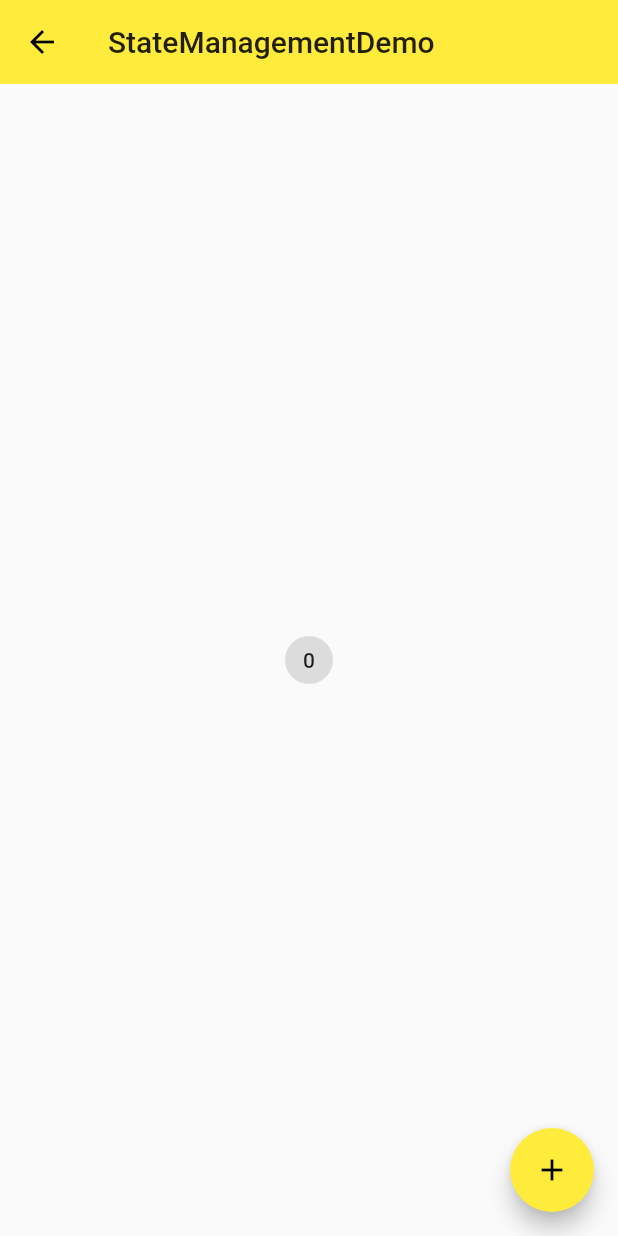
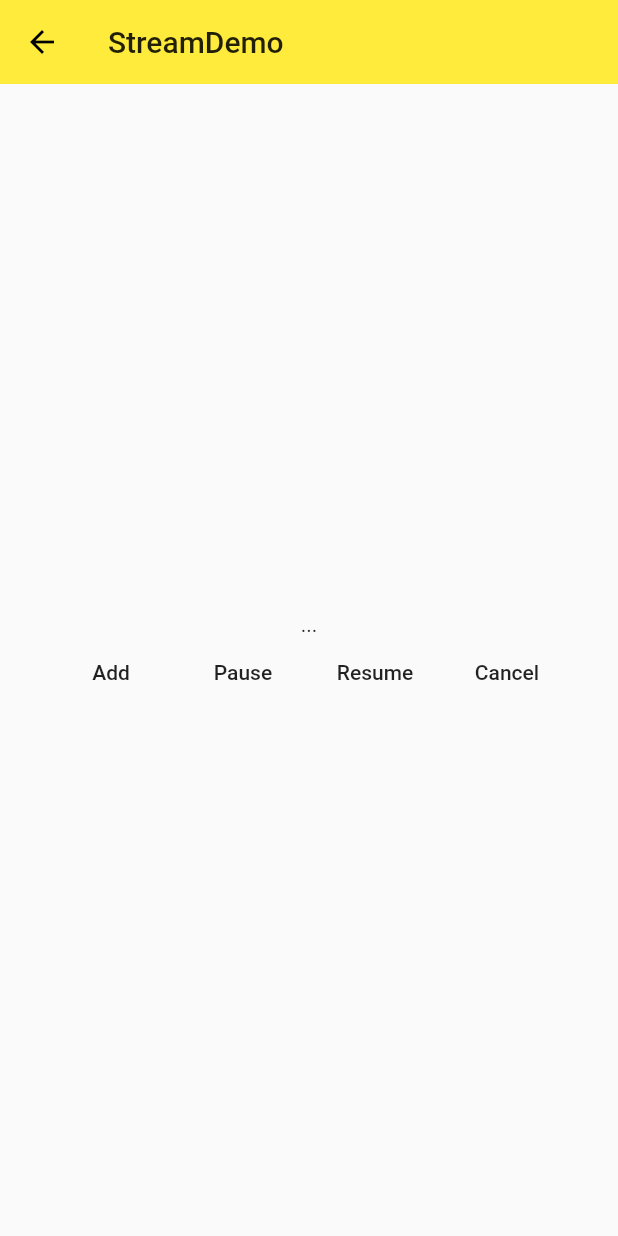
Before and after one commit to judastatus/helloflutter, a Flutter app: the screen it shows after launch, on a phone screen of 412 x 824 dp. Run offline on Flutter 3.47's test engine with Material 2 defaults, Android fonts, the phone set to English and light mode, and no system bars; missing offline and left inert: dart:ffi.

Commit message:
feat:stream

```diff
--- /dev/null
+++ b/lib/demo/stream/stream_demo.dart
@@ -0,0 +1,142 @@
+import 'dart:async';
+
+import 'package:flutter/material.dart';
+
+class StreamDemo extends StatelessWidget {
+  @override
+  Widget build(BuildContext context) {
+    return Scaffold(
+      appBar: AppBar(
+        title: Text('StreamDemo'),
+        elevation: 0.0,
+      ),
+      body: StreamDemoHome(),
+    );
+  }
+}
+
+class StreamDemoHome extends StatefulWidget {
+  @override
+  _StreamDemoHomeState createState() => _StreamDemoHomeState();
+}
+
+class _StreamDemoHomeState extends State<StreamDemoHome> {
+  StreamSubscription _streamDemoSubscription;
+  StreamController<String> _streamDemo;
+  StreamSink _sinkDemo;
+  String _data = '...';
+
+  @override
+  void dispose() {
+    _streamDemo.close();
+    super.dispose();
+  }
+
+  @override
+  void initState() {
+    super.initState();
+
+    print('Create a stream.');
+    // Stream<String> _streamDemo = Stream.fromFuture(fetchData());
+    _streamDemo = StreamController.broadcast();
+    _sinkDemo = _streamDemo.sink;
+
+    print('Start listening on a stream.');
+    _streamDemoSubscription =
+        _streamDemo.stream.listen(onData, onError: onError, onDone: onDone);
+
+    _streamDemo.stream.listen(onDataTwo, onError: onError, onDone: onDone);
+
+    print('Initialize completed.');
+  }
+
+  void onDone() {
+    print('Done!');
+  }
+
+  void onError(error) {
+    print('Error: $error');
+  }
+
+  void onData(String data) {
+    setState(() {
+      _data = data;
+    });
+    print('$data');
+  }
+
+  void onDataTwo(String data) {
+    print('onDataTwo: $data');
+  }
+
+  void _pauseStream() {
+    print('Pause subscription');
+    _streamDemoSubscription.pause();
+  }
+
+  void _resumeStream() {
+    print('Resume subscription');
+    _streamDemoSubscription.resume();
+  }
+
+  void _cancelStream() {
+    print('Cancel subscription');
+    _streamDemoSubscription.cancel();
+  }
+
+  void _addDataToStream() async {
+    print('Add data to stream.');
+
+    String data = await fetchData();
+    // _streamDemo.add(data);
+    _sinkDemo.add(data);
+  }
+
+  Future<String> fetchData() async {
+    await Future.delayed(Duration(seconds: 5));
+    // throw 'Something happened';
+    return 'hello ~';
+  }
+
+  @override
+  Widget build(BuildContext context) {
+    return Container(
+      child: Center(
+        child: Column(
+          mainAxisAlignment: MainAxisAlignment.center,
+          children: <Widget>[
+            // Text(_data),
+            StreamBuilder(
+              stream: _streamDemo.stream,
+              initialData: '...',
+              builder: (context, snapshot) {
+                return Text('${snapshot.data}');
+              },
+            ),
+            Row(
+              mainAxisAlignment: MainAxisAlignment.center,
+              children: <Widget>[
+                FlatButton(
+                  child: Text('Add'),
+                  onPressed: _addDataToStream,
+                ),
+                FlatButton(
+                  child: Text('Pause'),
+                  onPressed: _pauseStream,
+                ),
+                FlatButton(
+                  child: Text('Resume'),
+                  onPressed: _resumeStream,
+                ),
+                FlatButton(
+                  child: Text('Cancel'),
+                  onPressed: _cancelStream,
+                ),
+              ],
+            ),
+          ],
+        ),
+      ),
+    );
+  }
+}
--- a/lib/main.dart
+++ b/lib/main.dart
@@ -9,6 +9,7 @@ import 'package:helloflutter/demo/form_demo.dart';
 import 'package:helloflutter/demo/layout_demo.dart';
 import 'package:helloflutter/demo/sliver_demo.dart';
 import 'package:helloflutter/demo/state/state_demo.dart';
+import 'package:helloflutter/demo/stream/stream_demo.dart';
 import 'package:helloflutter/demo/view_demo.dart';
 import 'demo/listview_demo.dart';
 import 'demo/hello_demo.dart';
@@ -23,14 +24,15 @@ class App extends StatelessWidget {
   Widget build(BuildContext context) {
     return MaterialApp(
       debugShowCheckedModeBanner: false,
-      initialRoute: "/state",
+      initialRoute: "/stream",
       // home: Home(),
       routes: {
         "/": (context) => Home(),
         '/about': (context) => ListViewDemo(),
         "/form": (context) => FormDemo(),
         "/com": (context) => ComponentDemo(),
-        "/state": (context) => StateManagementDemo()
+        "/state": (context) => StateManagementDemo(),
+        "/stream": (context) => StreamDemo()
       },
       theme: ThemeData(
           primarySwatch: Colors.yellow,
```
